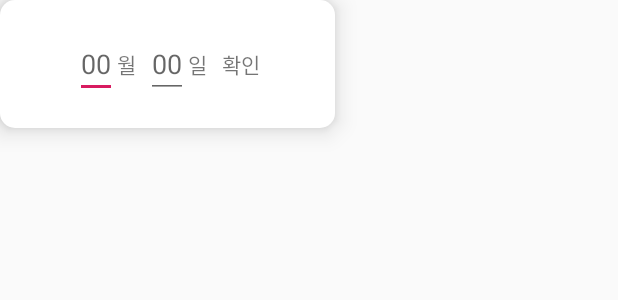
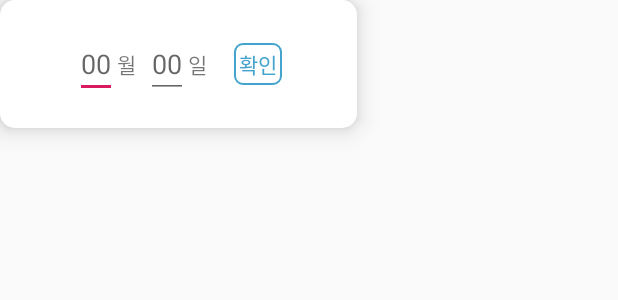
Before and after one commit to mtw9411/2019_Khuthon, an Android app: the layout activity_popup_date.xml on its own in the app's theme, with its tools: preview values and no code run, on a phone screen of 412 x 824 dp. Shown: the top 300 px of the screen. Run offline under Robolectric (Android 15) with nearby library versions, the phone set to English and light mode, and no system bars.

Commit message:
팝업 디자인 수정

```diff
--- /dev/null
+++ b/Khuthon2019/app/src/main/res/drawable/blue_round.xml
@@ -0,0 +1,9 @@
+<?xml version="1.0" encoding="utf-8"?>
+<shape xmlns:android="http://schemas.android.com/apk/res/android">
+
+    <stroke
+        android:width="1dp"
+        android:color="#45a4ce"/>
+    <corners
+        android:radius="5dp"/>
+</shape>
--- a/Khuthon2019/app/src/main/res/layout/activity_popup_date.xml
+++ b/Khuthon2019/app/src/main/res/layout/activity_popup_date.xml
@@ -34,8 +34,13 @@
             android:id="@+id/popUpDate_finish"
             android:layout_width="wrap_content"
             android:layout_height="wrap_content"
-            android:layout_marginLeft="10dp"
-            android:text="확인">
+            android:layout_marginLeft="18dp"
+            android:text="확인"
+            android:padding="3dp"
+            android:paddingLeft="4dp"
+            android:paddingRight="4dp"
+            android:textColor="#45a4ce"
+            android:background="@drawable/blue_round">
         </TextView>
     </LinearLayout>
 </LinearLayout>
--- a/Khuthon2019/app/src/main/res/layout/activity_popup_schedule.xml
+++ b/Khuthon2019/app/src/main/res/layout/activity_popup_schedule.xml
@@ -69,7 +69,11 @@
             android:layout_width="wrap_content"
             android:layout_height="wrap_content"
             android:layout_marginLeft="10dp"
-            android:text="확인">
+            android:layout_marginBottom="5dp"
+            android:text="확인"
+            android:background="@drawable/blue_round"
+            android:padding="3dp"
+            android:textColor="#45a4ce">
         </TextView>
     </LinearLayout>
 </LinearLayout>
```
